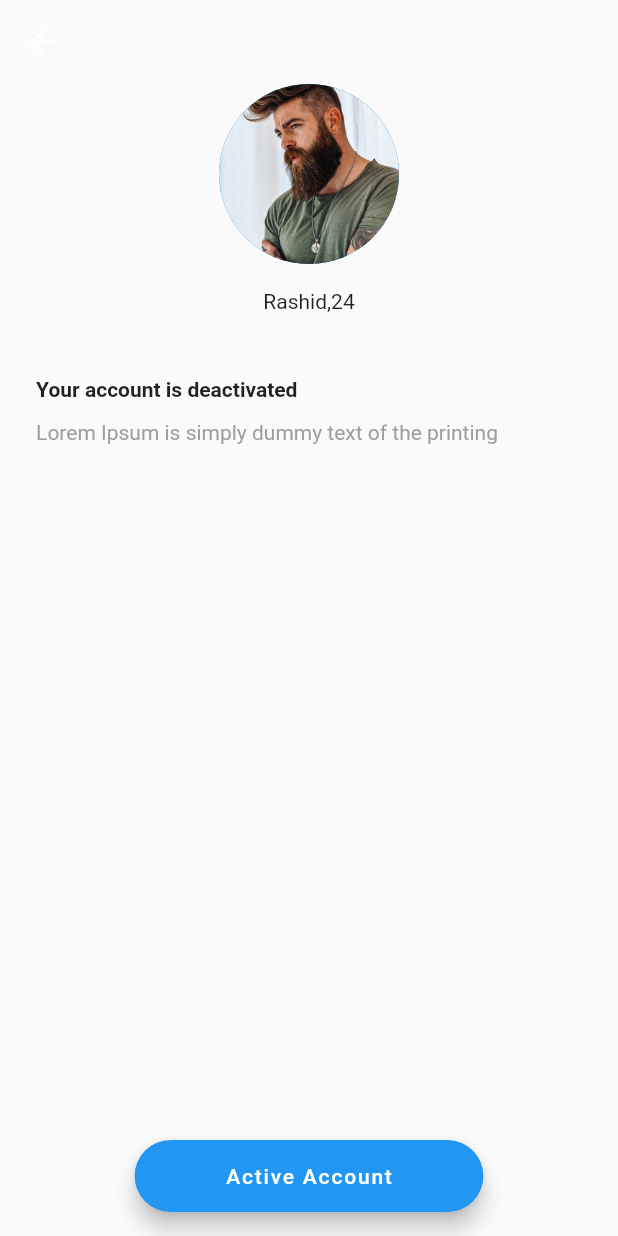
After one commit to TechDockDev/DatingApplication, a Flutter app: the Deactivateaccount screen opened directly, on a phone screen of 412 x 824 dp. The commit adds this screen. Run offline on Flutter 3.47's test engine with Material 2 defaults, Android fonts, the phone set to English and light mode, and no system bars; our stand-ins replace auto_route, flutter_hooks, flutter_screenutil, google_fonts, hooks_riverpod, material_design_icons_flutter; missing offline and left inert: swipeable_card_stack; statements that could not run were skipped.

Commit message:
profile_setting

```diff
--- /dev/null
+++ b/lib/dashboard/d_profile/presentation/deactivate_account.dart
@@ -0,0 +1,61 @@
+import 'package:flutter/material.dart';
+import 'package:flutter_screenutil/flutter_screenutil.dart';
+
+class Deactivateaccount extends StatelessWidget {
+  const Deactivateaccount({Key? key}) : super(key: key);
+
+  @override
+  Widget build(BuildContext context) {
+    return Scaffold(
+      appBar: AppBar(
+        centerTitle: true,
+        backgroundColor: Colors.transparent,
+        elevation: 0,
+      ),
+      body: Column(
+        children: [
+          const Center(
+            child: CircleAvatar(
+              radius: 60,
+              backgroundImage:
+                  AssetImage('assets/images/profileimages/profileimg.jpg'),
+            ),
+          ),
+          SizedBox(
+            height: 20.h,
+          ),
+          const Text('Rashid,24'),
+          SizedBox(height: 50.h),
+          Padding(
+            padding: EdgeInsets.only(left: 25.w, bottom: 15.h),
+            child: Row(
+              children: const [
+                Text(
+                  'Your account is deactivated',
+                  style: TextStyle(fontWeight: FontWeight.bold),
+                ),
+              ],
+            ),
+          ),
+          Padding(
+            padding: EdgeInsets.only(left: 25.w),
+            child: Row(
+              children: const [
+                Text(
+                  'Lorem Ipsum is simply dummy text of the printing ',
+                  style: TextStyle(color: Colors.grey),
+                ),
+              ],
+            ),
+          )
+        ],
+      ),
+      floatingActionButton: FloatingActionButton.extended(
+        onPressed: () {},
+        label: SizedBox(
+            width: 200.w, child: const Center(child: Text('Active Account'))),
+      ),
+      floatingActionButtonLocation: FloatingActionButtonLocation.centerFloat,
+    );
+  }
+}
```
Also changed, not shown: lib/dashboard/d_profile/presentation/profile_setting.dart (+30 -3 lines).
